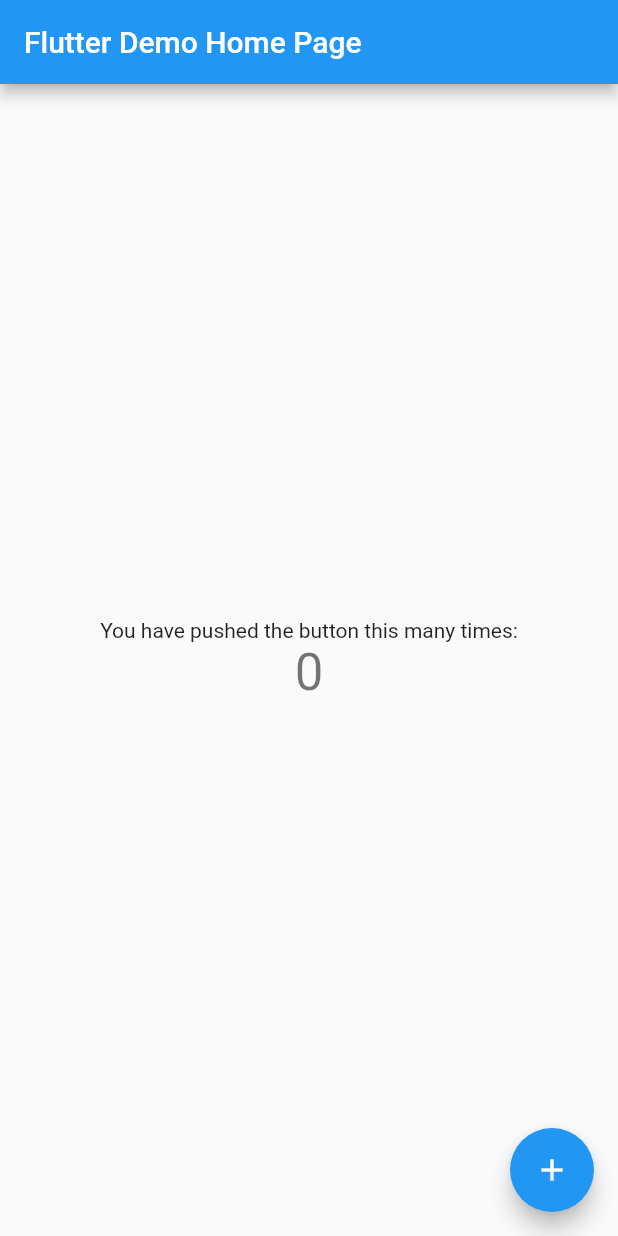
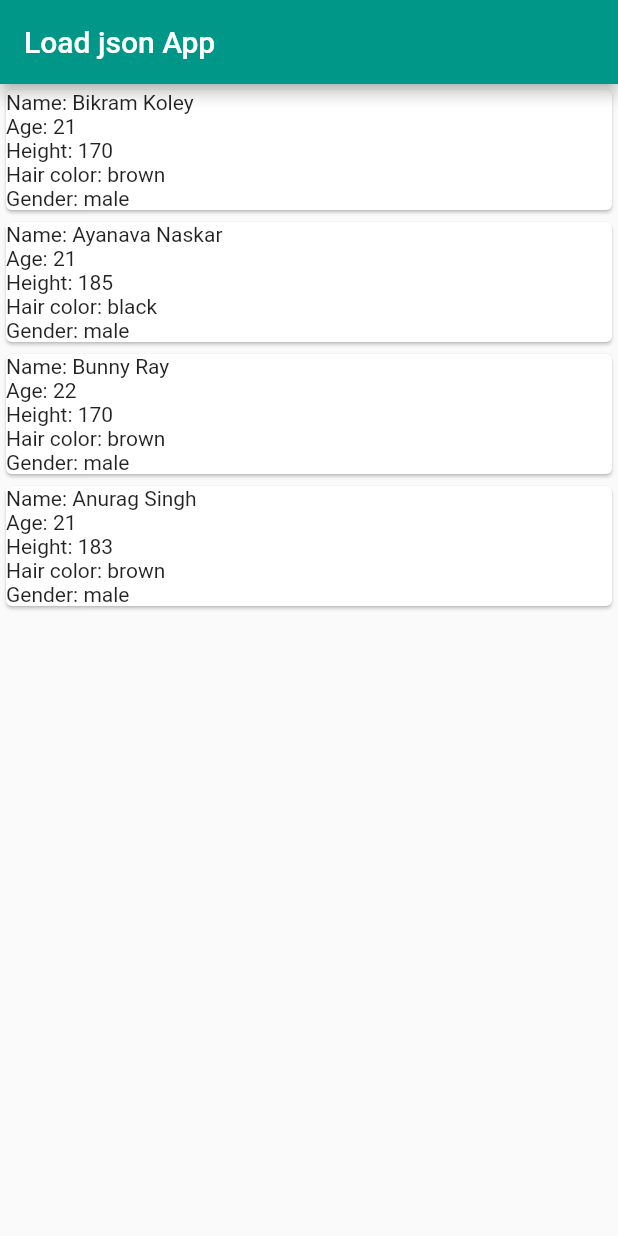
Before and after one commit to bikramkoley/flutter-json, a Flutter app: the screen it shows after launch, on a phone screen of 412 x 824 dp. Run offline on Flutter 3.47's test engine with Material 2 defaults, Android fonts, the phone set to English and light mode, and no system bars.

Commit message:
displayed json objects

```diff
--- a/lib/main.dart
+++ b/lib/main.dart
@@ -1,115 +1,56 @@
+import 'dart:convert';
+
 import 'package:flutter/material.dart';
 
-void main() {
-  runApp(const MyApp());
+void main() => runApp(new MaterialApp(
+  theme: new ThemeData(
+    primarySwatch: Colors.teal,
+  ),
+  home: new HomePage(),
+));
+
+class HomePage extends StatefulWidget {
+  const HomePage({Key? key}) : super(key: key);
+
+  @override
+  State<HomePage> createState() => _HomePageState();
 }
 
-class MyApp extends StatelessWidget {
-  const MyApp({Key? key}) : super(key: key);
-
-  // This widget is the root of your application.
+class _HomePageState extends State<HomePage> {
+  late List data;
   @override
   Widget build(BuildContext context) {
-    return MaterialApp(
-      title: 'Flutter Demo',
-      theme: ThemeData(
-        // This is the theme of your application.
-        //
-        // Try running your application with "flutter run". You'll see the
-        // application has a blue toolbar. Then, without quitting the app, try
-        // changing the primarySwatch below to Colors.green and then invoke
-        // "hot reload" (press "r" in the console where you ran "flutter run",
-        // or simply save your changes to "hot reload" in a Flutter IDE).
-        // Notice that the counter didn't reset back to zero; the application
-        // is not restarted.
-        primarySwatch: Colors.blue,
+    return new Scaffold(
+      appBar: new AppBar(
+        title: new Text("Load json App"),
       ),
-      home: const MyHomePage(title: 'Flutter Demo Home Page'),
+      body: new Container(
+        child: new Center(
+          child: new FutureBuilder(
+              future: DefaultAssetBundle.of(context).loadString('load_json/person.json'),
+          builder: (context, snapshot) {
+    var mydata = jsonDecode(snapshot.data.toString());
+    return new ListView.builder(
+    itemBuilder: (BuildContext context, int index) {
+    return new Card(
+    child: new Column(
+    crossAxisAlignment: CrossAxisAlignment.stretch,
+    children: <Widget>[
+    new Text("Name: " + mydata[index] ['name']),
+    new Text("Age: " + mydata[index] ['age']),
+    new Text("Height: " + mydata[index] ['height']),
+    new Text("Hair color: " + mydata[index] ['hair color']),
+    new Text("Gender: " + mydata[index] ['gender']),
+          ],
+            ),
+            );
+            },
+             itemCount: mydata == null ? 0 : mydata.length,
+           );
+          },
+        ),
+      ),
+    ),
     );
   }
 }
-
-class MyHomePage extends StatefulWidget {
-  const MyHomePage({Key? key, required this.title}) : super(key: key);
-
-  // This widget is the home page of your application. It is stateful, meaning
-  // that it has a State object (defined below) that contains fields that affect
-  // how it looks.
-
-  // This class is the configuration for the state. It holds the values (in this
-  // case the title) provided by the parent (in this case the App widget) and
-  // used by the build method of the State. Fields in a Widget subclass are
-  // always marked "final".
-
-  final String title;
-
-  @override
-  State<MyHomePage> createState() => _MyHomePageState();
-}
-
-class _MyHomePageState extends State<MyHomePage> {
-  int _counter = 0;
-
-  void _incrementCounter() {
-    setState(() {
-      // This call to setState tells the Flutter framework that something has
-      // changed in this State, which causes it to rerun the build method below
-      // so that the display can reflect the updated values. If we changed
-      // _counter without calling setState(), then the build method would not be
-      // called again, and so nothing would appear to happen.
-      _counter++;
-    });
-  }
-
-  @override
-  Widget build(BuildContext context) {
-    // This method is rerun every time setState is called, for instance as done
-    // by the _incrementCounter method above.
-    //
-    // The Flutter framework has been optimized to make rerunning build methods
-    // fast, so that you can just rebuild anything that needs updating rather
-    // than having to individually change instances of widgets.
-    return Scaffold(
-      appBar: AppBar(
-        // Here we take the value from the MyHomePage object that was created by
-        // the App.build method, and use it to set our appbar title.
-        title: Text(widget.title),
-      ),
-      body: Center(
-        // Center is a layout widget. It takes a single child and positions it
-        // in the middle of the parent.
-        child: Column(
-          // Column is also a layout widget. It takes a list of children and
-          // arranges them vertically. By default, it sizes itself to fit its
-          // children horizontally, and tries to be as tall as its parent.
-          //
-          // Invoke "debug painting" (press "p" in the console, choose the
-          // "Toggle Debug Paint" action from the Flutter Inspector in Android
-          // Studio, or the "Toggle Debug Paint" command in Visual Studio Code)
-          // to see the wireframe for each widget.
-          //
-          // Column has various properties to control how it sizes itself and
-          // how it positions its children. Here we use mainAxisAlignment to
-          // center the children vertically; the main axis here is the vertical
-          // axis because Columns are vertical (the cross axis would be
-          // horizontal).
-          mainAxisAlignment: MainAxisAlignment.center,
-          children: <Widget>[
-            const Text(
-              'You have pushed the button this many times:',
-            ),
-            Text(
-              '$_counter',
-              style: Theme.of(context).textTheme.headline4,
-            ),
-          ],
-        ),
-      ),
-      floatingActionButton: FloatingActionButton(
-        onPressed: _incrementCounter,
-        tooltip: 'Increment',
-        child: const Icon(Icons.add),
-      ), // This trailing comma makes auto-formatting nicer for build methods.
-    );
-  }
-}
--- /dev/null
+++ b/load_json/person.json
@@ -0,0 +1,30 @@
+[
+  {
+    "name": "Bikram Koley",
+    "age": "21",
+    "height": "170",
+    "gender": "male",
+    "hair color": "brown"
+  },
+  {
+    "name": "Ayanava Naskar",
+    "age": "21",
+    "height": "185",
+    "gender": "male",
+    "hair color": "black"
+  },
+  {
+    "name": "Bunny Ray",
+    "age": "22",
+    "height": "170",
+    "gender": "male",
+    "hair color": "brown"
+  },
+  {
+    "name": "Anurag Singh",
+    "age": "21",
+    "height": "183",
+    "gender": "male",
+    "hair color": "brown"
+  }
+]
--- a/pubspec.yaml
+++ b/pubspec.yaml
@@ -58,8 +58,8 @@ flutter:
   uses-material-design: true
 
   # To add assets to your application, add an assets section, like this:
-  # assets:
-  #   - images/a_dot_burr.jpeg
+  assets:
+    - load_json/person.json
   #   - images/a_dot_ham.jpeg
 
   # An image asset can refer to one or more resolution-specific "variants", see
```
